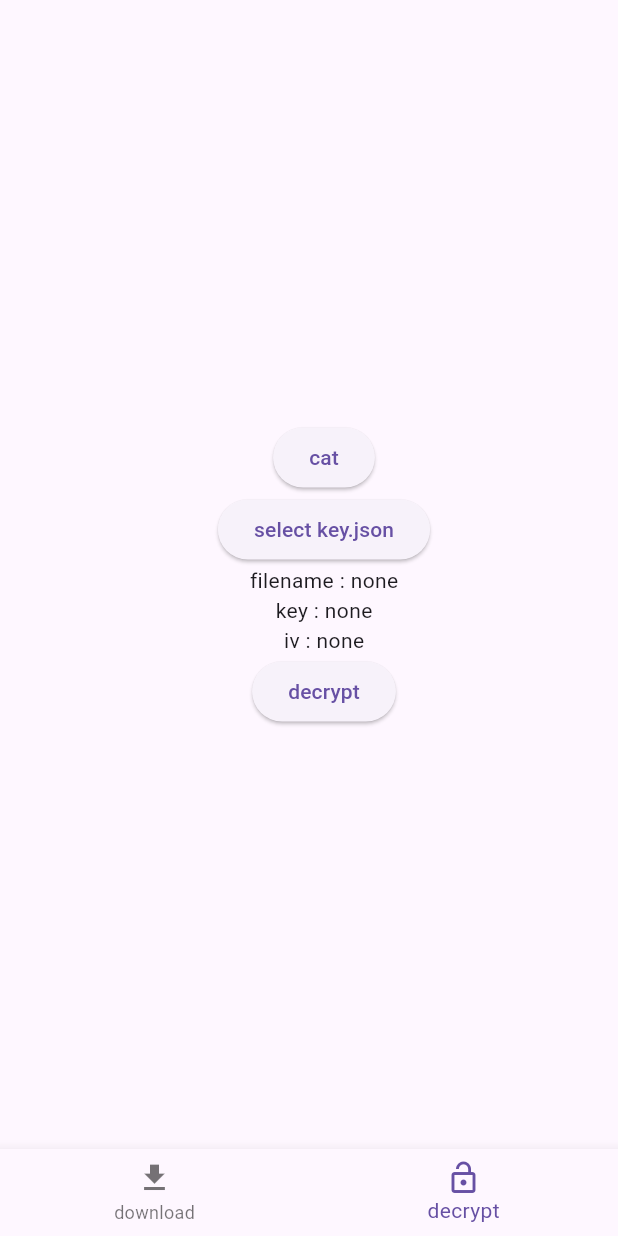
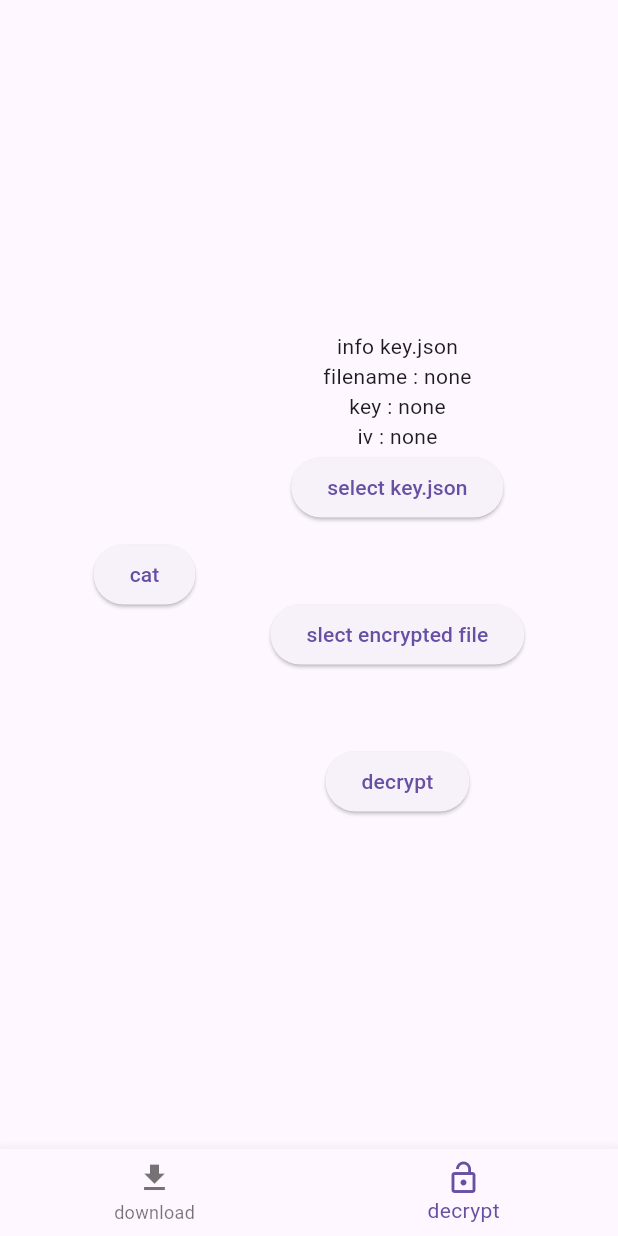
Before and after one commit to 149036/clip_encrypt_client, a Flutter app: the HomePage screen opened by its route, item 2 of the bottom bar chosen, on a phone screen of 412 x 824 dp. Run offline on Flutter 3.47's test engine with Material 3 defaults, Android fonts, the phone set to English and light mode, and no system bars; our stand-ins replace envied, flutter_riverpod, go_router, google_sign_in, sign_in_button; missing offline and left inert: dart:html, encrypt, file_selector, googleapis; generated files the repository leaves out were written again.

Commit message:
リファクタリング

```diff
--- /dev/null
+++ b/lib/crypt/aes_key.dart
@@ -0,0 +1,4 @@
+class AesKey {
+  AesKey(this.fileName, this.key, this.iv);
+  String fileName, key, iv;
+}
--- /dev/null
+++ b/lib/go_router_conf.dart
@@ -0,0 +1,32 @@
+import 'package:flutter/material.dart';
+import 'package:go_router/go_router.dart';
+
+import 'page/home_page.dart';
+import 'page/login_page.dart';
+
+class GoRouterConf extends StatelessWidget {
+  GoRouterConf({super.key});
+
+  final router = GoRouter(
+    initialLocation: "/",
+    routes: [
+      GoRoute(
+        path: "/",
+        builder: (context, state) => HomePage(),
+      ),
+      GoRoute(
+        path: "/login_page",
+        builder: (context, state) => LoginPage(),
+      ),
+    ],
+  );
+
+  @override
+  Widget build(BuildContext context) {
+    return MaterialApp.router(
+      routeInformationProvider: router.routeInformationProvider,
+      routeInformationParser: router.routeInformationParser,
+      routerDelegate: router.routerDelegate,
+    );
+  }
+}
--- a/lib/main.dart
+++ b/lib/main.dart
@@ -1,41 +1,11 @@
-import 'package:clip_encrypt_client/page/home_page.dart';
-import 'package:clip_encrypt_client/page/login_page.dart';
+import 'package:clip_encrypt_client/go_router_conf.dart';
 import 'package:flutter/material.dart';
 import "package:flutter_riverpod/flutter_riverpod.dart";
-import 'package:go_router/go_router.dart';
 
 void main() async {
-  final app = App();
+  final app = GoRouterConf();
 
-  // riverpod アプリ全体をscopeで囲う
   final scope = ProviderScope(child: app);
 
   runApp(scope);
 }
-
-class App extends StatelessWidget {
-  App({super.key});
-
-  final router = GoRouter(
-    initialLocation: "/home_page",
-    routes: [
-      GoRoute(
-        path: "/login_page",
-        builder: (context, state) => LoginPage(),
-      ),
-      GoRoute(
-        path: "/home_page",
-        builder: (context, state) => HomePage(),
-      ),
-    ],
-  );
-
-  @override
-  Widget build(BuildContext context) {
-    return MaterialApp.router(
-      routeInformationProvider: router.routeInformationProvider,
-      routeInformationParser: router.routeInformationParser,
-      routerDelegate: router.routerDelegate,
-    );
-  }
-}
--- a/lib/page/decrypt_page.dart
+++ b/lib/page/decrypt_page.dart
@@ -1,4 +1,4 @@
-import 'package:clip_encrypt_client/crypt/decrypt_web.dart';
+import 'package:clip_encrypt_client/crypt/decrypt_to_save.dart';
 import 'package:clip_encrypt_client/files.dart';
 import 'package:clip_encrypt_client/provider/providers.dart';
 import 'package:flutter/material.dart' hide Key;
@@ -24,31 +24,53 @@ class DecryptPage extends ConsumerWidget {
       child: const Text("select key.json"),
     );
 
-    final fileNameText = Text("filename : ${ref.watch(fileNameProvider)}");
-    final keyText = Text("key : ${ref.watch(keyProvider)}");
-    final ivText = Text("iv : ${ref.watch(ivProvider)}");
+    final selectEncryptedFileButton = ElevatedButton(
+      onPressed: () => Files.selectEncryptedFile(ref),
+      child: const Text("slect encrypted file"),
+    );
+
+    final fileNameText =
+        Text("filename : ${ref.watch(aesKeyProvider)!.fileName}");
+    final keyText = Text("key : ${ref.watch(aesKeyProvider)!.key}");
+    final ivText = Text("iv : ${ref.watch(aesKeyProvider)!.iv}");
+
+    final infoKeyJson = Column(
+      children: [
+        const Text("info key.json"),
+        fileNameText,
+        keyText,
+        ivText,
+        selectJsonButton
+      ],
+    );
 
     return Scaffold(
       body: Center(
+        child: IntrinsicHeight(
           child: Row(
             mainAxisAlignment: MainAxisAlignment.center,
+            crossAxisAlignment: CrossAxisAlignment.end,
             children: [
-            const SizedBox(width: 10),
-            const SizedBox(width: 10),
-            Column(
+              Row(
                 mainAxisAlignment: MainAxisAlignment.center,
                 children: [
                   catFileButton,
-                selectJsonButton,
-                fileNameText,
-                keyText,
-                ivText,
+                  const SizedBox(width: 50),
+                  Column(
+                    children: [
+                      infoKeyJson,
+                      const SizedBox(height: 50),
+                      selectEncryptedFileButton,
+                      const SizedBox(height: 50),
                       decryptButton,
+                    ],
+                  ),
                 ],
               )
             ],
           ),
         ),
+      ),
     );
   }
 }
--- a/lib/provider/providers.dart
+++ b/lib/provider/providers.dart
@@ -1,10 +1,15 @@
+import 'dart:typed_data';
+
+import 'package:clip_encrypt_client/crypt/aes_key.dart';
 import 'package:flutter_riverpod/flutter_riverpod.dart';
+
+final indexProvider = StateProvider((ref) => 1);
 
 final accessTokenProvider = StateProvider<String?>((ref) => null);
 final responseProvider = StateProvider<String?>((ref) => null);
 
-final fileNameProvider = StateProvider<String>((ref) => "none");
-final keyProvider = StateProvider<String>((ref) => "none");
-final ivProvider = StateProvider<String>((ref) => "none");
+final aesKeyProvider =
+    StateProvider<AesKey?>((ref) => AesKey("none", "none", "none"));
 
-final indexProvider = StateProvider((ref) => 0);
+final encryptedFileProvider = StateProvider<Uint8List?>((ref) => null);
+final decryptedFileProvider = StateProvider<List<int>?>((ref) => null);
```
Also changed, not shown: lib/crypt/decrypt_to_save.dart (+5 -7 lines), lib/files.dart (+10 -6 lines), 1 other file. Lines whose indentation alone changed are shown as unchanged.
